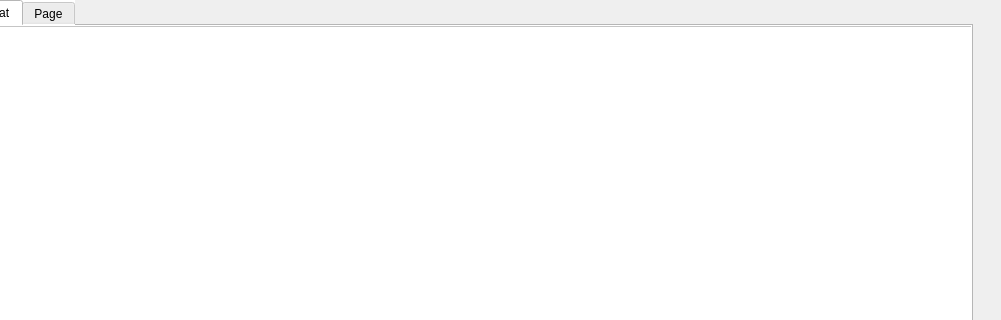
The window that mainwindow.ui (Projet-CPP-2A6/Nautica) describes before a commit, drawn with Qt 5; both pictures show x 268 to 1269 and y 0 to 320 of the 1269 by 662 pixel window.
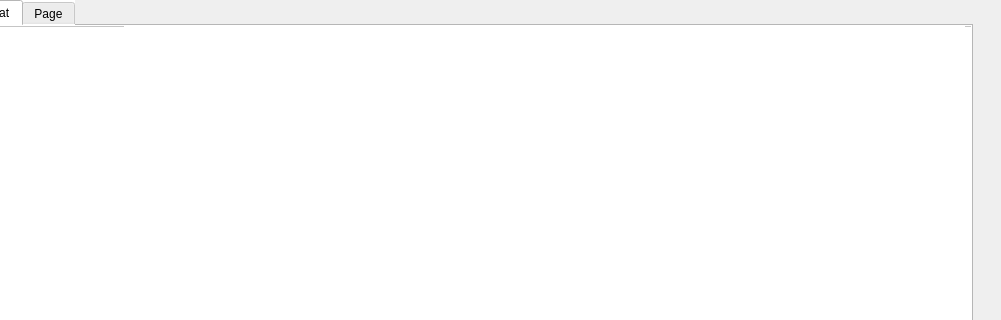
The same window after the commit. The open tabs and pages were chosen to show the change. Icons and pictures are not drawn.

Commit message: derniere mise a jour

Patch:
```diff
--- a/mainwindow.ui
+++ b/mainwindow.ui
@@ -2022,9 +2022,9 @@
          <property name="geometry">
           <rect>
            <x>320</x>
-           <y>20</y>
-           <width>491</width>
-           <height>471</height>
+           <y>0</y>
+           <width>841</width>
+           <height>521</height>
           </rect>
          </property>
          <property name="text">
```
Left out of the diff: 4 changed lines with no effect on the pictures. The commit also changes 1 other file.
